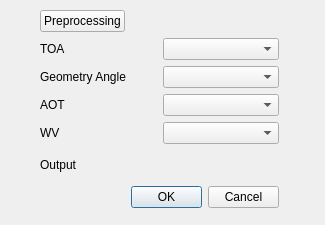
zectre/Ensemble-AC-Net-Plugin, file ensembleacnet_dialog_base.ui: the form before one commit.
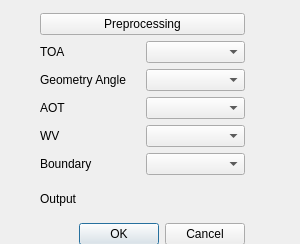
The form after the commit. Custom widgets are drawn as their Qt base class.

What changed in the file:
```diff
--- a/ensembleacnet_dialog_base.ui
+++ b/ensembleacnet_dialog_base.ui
@@ -6,8 +6,8 @@
    <rect>
     <x>0</x>
     <y>0</y>
-    <width>325</width>
-    <height>225</height>
+    <width>300</width>
+    <height>244</height>
    </rect>
   </property>
   <property name="windowTitle">
@@ -17,12 +17,12 @@
    <property name="geometry">
     <rect>
      <x>40</x>
-     <y>10</y>
-     <width>239</width>
-     <height>198</height>
+     <y>13</y>
+     <width>205</width>
+     <height>232</height>
     </rect>
    </property>
-   <layout class="QGridLayout" name="gridLayout_2">
+   <layout class="QGridLayout" name="gridLayout">
     <item row="0" column="0">
      <widget class="QPushButton" name="pushButton">
       <property name="text">
@@ -30,53 +30,77 @@
       </property>
      </widget>
     </item>
-    <item row="1" column="0" colspan="2">
-     <layout class="QVBoxLayout" name="verticalLayout">
+    <item row="1" column="0">
+     <layout class="QHBoxLayout" name="horizontalLayout_5">
       <item>
-       <layout class="QGridLayout" name="gridLayout">
-        <item row="0" column="0">
          <widget class="QLabel" name="label">
           <property name="text">
            <string>TOA</string>
           </property>
          </widget>
         </item>
-        <item row="0" column="1">
+      <item>
          <widget class="QgsMapLayerComboBox" name="mMapLayerComboBox"/>
         </item>
-        <item row="1" column="0">
+     </layout>
+    </item>
+    <item row="2" column="0">
+     <layout class="QHBoxLayout" name="horizontalLayout_4">
+      <item>
          <widget class="QLabel" name="label_2">
           <property name="text">
            <string>Geometry Angle</string>
           </property>
          </widget>
         </item>
-        <item row="2" column="0">
+      <item>
+       <widget class="QgsMapLayerComboBox" name="mMapLayerComboBox_2"/>
+      </item>
+     </layout>
+    </item>
+    <item row="3" column="0">
+     <layout class="QHBoxLayout" name="horizontalLayout_3">
+      <item>
          <widget class="QLabel" name="label_3">
           <property name="text">
            <string>AOT</string>
           </property>
          </widget>
         </item>
-        <item row="3" column="0">
+      <item>
+       <widget class="QgsMapLayerComboBox" name="mMapLayerComboBox_3"/>
+      </item>
+     </layout>
+    </item>
+    <item row="4" column="0">
+     <layout class="QHBoxLayout" name="horizontalLayout_2">
+      <item>
          <widget class="QLabel" name="label_4">
           <property name="text">
            <string>WV</string>
           </property>
          </widget>
         </item>
-        <item row="1" column="1">
-         <widget class="QgsMapLayerComboBox" name="mMapLayerComboBox_2"/>
-        </item>
-        <item row="2" column="1">
-         <widget class="QgsMapLayerComboBox" name="mMapLayerComboBox_3"/>
-        </item>
-        <item row="3" column="1">
+      <item>
          <widget class="QgsMapLayerComboBox" name="mMapLayerComboBox_4"/>
         </item>
        </layout>
       </item>
+    <item row="5" column="0">
+     <layout class="QHBoxLayout" name="horizontalLayout_6">
       <item>
+       <widget class="QLabel" name="label_6">
+        <property name="text">
+         <string>Boundary</string>
+        </property>
+       </widget>
+      </item>
+      <item>
+       <widget class="QgsMapLayerComboBox" name="mMapLayerComboBox_5"/>
+      </item>
+     </layout>
+    </item>
+    <item row="6" column="0">
        <layout class="QHBoxLayout" name="horizontalLayout">
         <item>
          <widget class="QLabel" name="label_5">
@@ -86,13 +110,21 @@
          </widget>
         </item>
         <item>
-         <widget class="QgsExternalResourceWidget" name="mQgsExternalResourceWidget"/>
+       <widget class="QgsFileWidget" name="mQgsFileWidget">
+        <property name="fullUrl">
+         <bool>false</bool>
+        </property>
+        <property name="storageMode">
+         <enum>QgsFileWidget::SaveFile</enum>
+        </property>
+        <property name="relativeStorage">
+         <enum>QgsFileWidget::RelativeProject</enum>
+        </property>
+       </widget>
         </item>
        </layout>
       </item>
-     </layout>
-    </item>
-    <item row="2" column="1">
+    <item row="7" column="0">
      <widget class="QDialogButtonBox" name="button_box">
       <property name="orientation">
        <enum>Qt::Horizontal</enum>
@@ -107,9 +139,9 @@
  </widget>
  <customwidgets>
   <customwidget>
-   <class>QgsExternalResourceWidget</class>
+   <class>QgsFileWidget</class>
    <extends>QWidget</extends>
-   <header>qgsexternalresourcewidget.h</header>
+   <header>qgsfilewidget.h</header>
   </customwidget>
   <customwidget>
    <class>QgsMapLayerComboBox</class>
```
Lines whose indentation alone changed are shown as unchanged.
